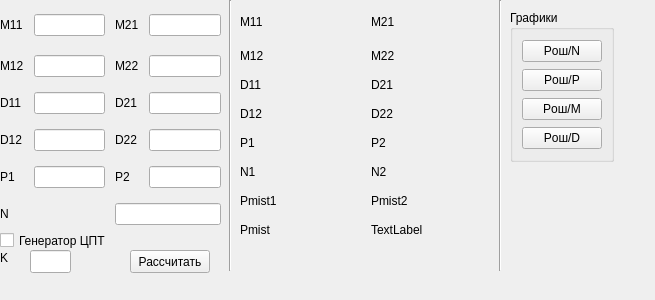
Old version of the form frorm.ui in the repository antonshilov/MAD3.
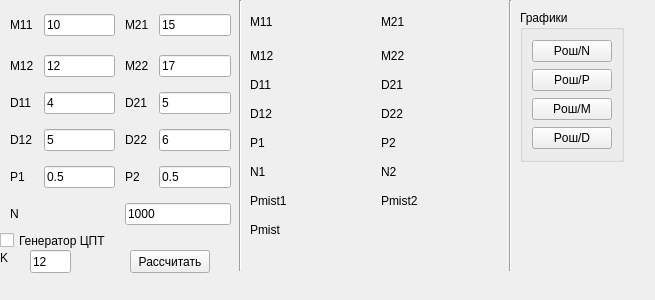
New version of the form.

Commit message: Add graph & bind gui to slots

Patch:
```diff
--- a/frorm.ui
+++ b/frorm.ui
@@ -16,7 +16,7 @@
   <widget class="QWidget" name="gridLayoutWidget">
    <property name="geometry">
     <rect>
-     <x>0</x>
+     <x>10</x>
      <y>10</y>
      <width>221</width>
      <height>215</height>
@@ -107,40 +107,86 @@
      </widget>
     </item>
     <item row="6" column="2" colspan="2">
-     <widget class="QLineEdit" name="lineEdit"/>
+     <widget class="QLineEdit" name="n">
+      <property name="text">
+       <string>1000</string>
+      </property>
+     </widget>
     </item>
     <item row="2" column="1">
-     <widget class="QLineEdit" name="m12"/>
+     <widget class="QLineEdit" name="m12">
+      <property name="text">
+       <string>12</string>
+      </property>
+     </widget>
     </item>
     <item row="3" column="1">
-     <widget class="QLineEdit" name="d11"/>
+     <widget class="QLineEdit" name="d11">
+      <property name="text">
+       <string>4</string>
+      </property>
+     </widget>
     </item>
     <item row="4" column="1">
-     <widget class="QLineEdit" name="d12"/>
+     <widget class="QLineEdit" name="d12">
+      <property name="text">
+       <string>5</string>
+      </property>
+     </widget>
     </item>
     <item row="5" column="1">
-     <widget class="QLineEdit" name="p1"/>
+     <widget class="QLineEdit" name="p1">
+      <property name="text">
+       <string>0.5</string>
+      </property>
+     </widget>
     </item>
     <item row="2" column="3">
-     <widget class="QLineEdit" name="m22"/>
+     <widget class="QLineEdit" name="m22">
+      <property name="text">
+       <string>17</string>
+      </property>
+     </widget>
     </item>
     <item row="3" column="3">
-     <widget class="QLineEdit" name="d21"/>
+     <widget class="QLineEdit" name="d21">
+      <property name="text">
+       <string>5</string>
+      </property>
+     </widget>
     </item>
     <item row="4" column="3">
-     <widget class="QLineEdit" name="d22"/>
+     <widget class="QLineEdit" name="d22">
+      <property name="text">
+       <string>6</string>
+      </property>
+     </widget>
     </item>
     <item row="5" column="3">
-     <widget class="QLineEdit" name="p2"/>
+     <widget class="QLineEdit" name="p2">
+      <property name="text">
+       <string>0.5</string>
+      </property>
+     </widget>
     </item>
     <item row="0" column="3" rowspan="2">
-     <widget class="QLineEdit" name="m21"/>
+     <widget class="QLineEdit" name="m21">
+      <property name="text">
+       <string>15</string>
+      </property>
+     </widget>
     </item>
     <item row="0" column="1" rowspan="2">
      <widget class="QLineEdit" name="m11">
       <property name="inputMethodHints">
        <set>Qt::ImhNone</set>
       </property>
+      <property name="text">
+       <string>10</string>
+      </property>
+      <property name="placeholderText">
+       <string/>
+      </property>
      </widget>
     </item>
    </layout>
@@ -148,7 +194,7 @@
   <widget class="QGroupBox" name="groupBox">
    <property name="geometry">
     <rect>
-     <x>510</x>
+     <x>520</x>
      <y>10</y>
      <width>104</width>
      <height>152</height>
@@ -204,7 +250,7 @@
   <widget class="QWidget" name="gridLayoutWidget_2">
    <property name="geometry">
     <rect>
-     <x>240</x>
+     <x>250</x>
      <y>10</y>
      <width>251</width>
      <height>227</height>
@@ -416,7 +462,7 @@
     <item row="8" column="2" colspan="2">
      <widget class="QLabel" name="p_mist">
       <property name="text">
-       <string>TextLabel</string>
+       <string/>
       </property>
      </widget>
     </item>
@@ -456,6 +502,9 @@
    </property>
   </widget>
   <widget class="QLineEdit" name="k">
+   <property name="enabled">
+    <bool>true</bool>
+   </property>
    <property name="geometry">
     <rect>
      <x>30</x>
@@ -464,11 +513,14 @@
      <height>23</height>
     </rect>
    </property>
+   <property name="text">
+    <string>12</string>
+   </property>
   </widget>
   <widget class="Line" name="line">
    <property name="geometry">
     <rect>
-     <x>220</x>
+     <x>230</x>
      <y>0</y>
      <width>20</width>
      <height>271</height>
@@ -481,7 +533,7 @@
   <widget class="Line" name="line_2">
    <property name="geometry">
     <rect>
-     <x>490</x>
+     <x>500</x>
      <y>0</y>
      <width>20</width>
      <height>271</height>
```
Left out of the diff: 55 changed lines with no effect on the pictures. The commit also changes 5 other files.
